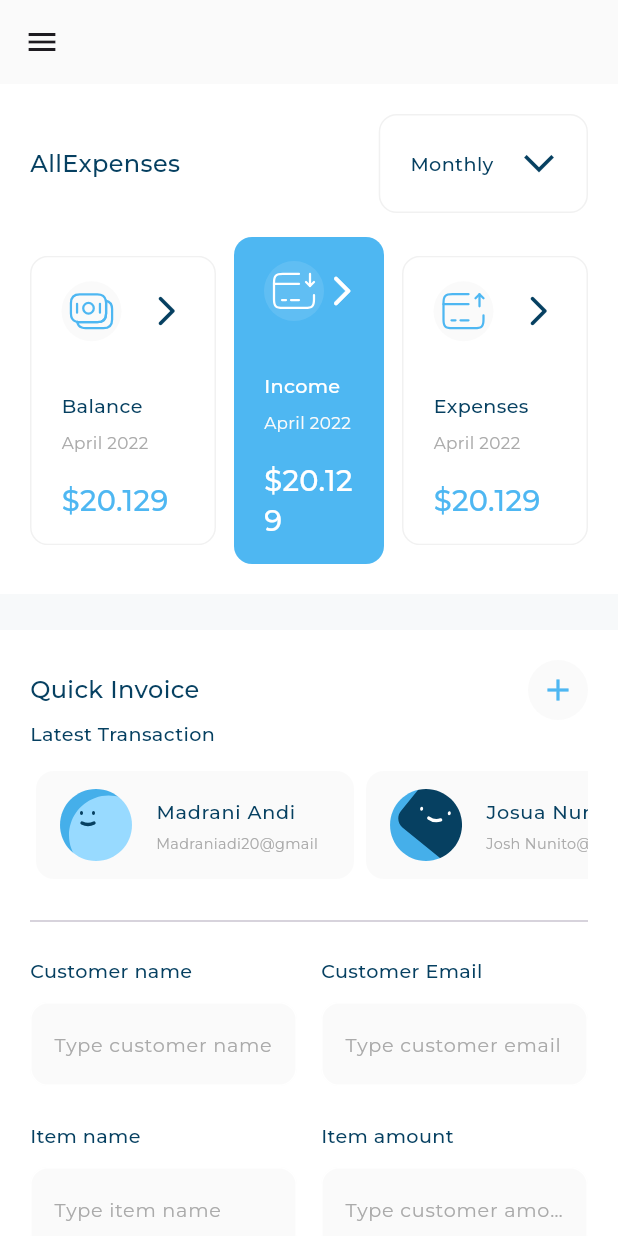
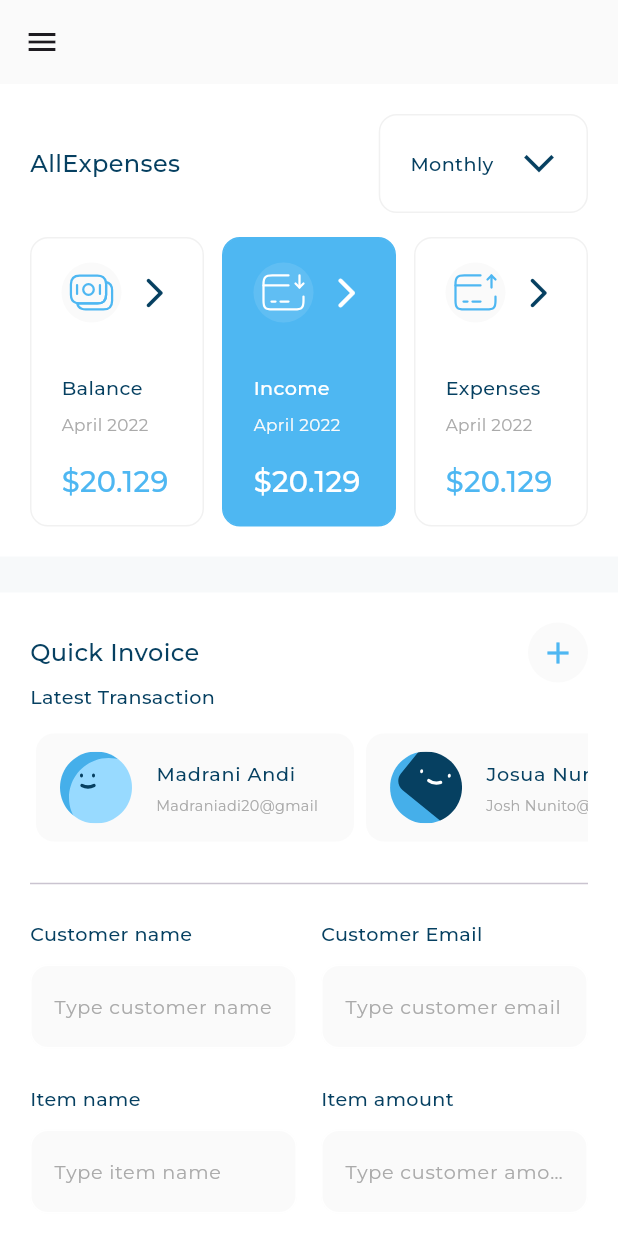
Before and after one commit to mano299/responsive_dash_board, a Flutter app: the screen it shows after launch, after a tap on "Income", on a phone screen of 412 x 824 dp. Run offline on Flutter 3.47's test engine with Material 3 defaults, Android fonts, the phone set to English and light mode, and no system bars; our stand-ins replace device_preview, expandable_page_view, fl_chart, flutter_svg.

Commit message:
responsive mobile layout done

```diff
--- a/lib/main.dart
+++ b/lib/main.dart
@@ -12,7 +12,9 @@ class ResponsiveDashBoard extends StatelessWidget {
 
   @override
   Widget build(BuildContext context) {
-    return const MaterialApp(
+    return  MaterialApp(
+      locale: DevicePreview.locale(context),
+      builder: DevicePreview.appBuilder,
       debugShowCheckedModeBanner: false,
       home: DashboardView(),
     );
--- a/lib/widgets/all_expenses_list_view.dart
+++ b/lib/widgets/all_expenses_list_view.dart
@@ -35,26 +35,59 @@ class _AllExpensesListViewState extends State<AllExpensesListView> {
   @override
   Widget build(BuildContext context) {
     return Row(
+      children: [
+        Expanded(
+          child: GestureDetector(
+            onTap: () {
+              updateIndex(0);
+            },
+            child: AllExpensesItem(
+              itemModel: expensesItems[0],
+              isActive: isSelected == 0,
+            ),
+          ),
+        ),
+        SizedBox(width: 12),
+        Expanded(
+          child: GestureDetector(
+            onTap: () {
+              updateIndex(1);
+            },
+            child: AllExpensesItem(
+              itemModel: expensesItems[1],
+              isActive: isSelected == 1,
+            ),
+          ),
+        ),
+        SizedBox(width: 12),
+        Expanded(
+          child: GestureDetector(
+            onTap: () {
+              updateIndex(2);
+            },
+            child: AllExpensesItem(
+              itemModel: expensesItems[2],
+              isActive: isSelected == 2,
+            ),
+          ),
+        ),
+      ],
+    );
+
+    Row(
       children: expensesItems.asMap().entries.map((e) {
         int index = e.key;
         var item = e.value;
         if (index == 1) {
           return Expanded(
-            child: Padding(
-              padding: const EdgeInsets.symmetric(horizontal: 12.0),
             child: GestureDetector(
                 onTap: () {
-                    if (isSelected != index) {
-                      setState(() {
-                        isSelected = index;
-                      });
-                    }
+                  updateIndex(index);
                 },
                 child: AllExpensesItem(
                   itemModel: item,
                   isActive: isSelected == index,
                 )),
-            ),
           );
         } else {
           return Expanded(
@@ -76,4 +109,12 @@ class _AllExpensesListViewState extends State<AllExpensesListView> {
       }).toList(),
     );
   }
+
+  void updateIndex(int index) {
+    if (isSelected != index) {
+      setState(() {
+        isSelected = index;
+      });
     }
+  }
+}
--- a/lib/widgets/inactive_and_actice_all_expenses_item.dart
+++ b/lib/widgets/inactive_and_actice_all_expenses_item.dart
@@ -64,6 +64,7 @@ class ActiveAllExpensesItem extends StatelessWidget {
       padding: EdgeInsets.symmetric(horizontal: 20, vertical: 16),
       decoration: ShapeDecoration(
         shape: RoundedRectangleBorder(
+          side: BorderSide(width: 1, color: Color(0xff4EB7F2)),
           borderRadius: BorderRadius.circular(12),
         ),
         color: Color(0xff4EB7F2),
```
Lines whose indentation alone changed are shown as unchanged.
